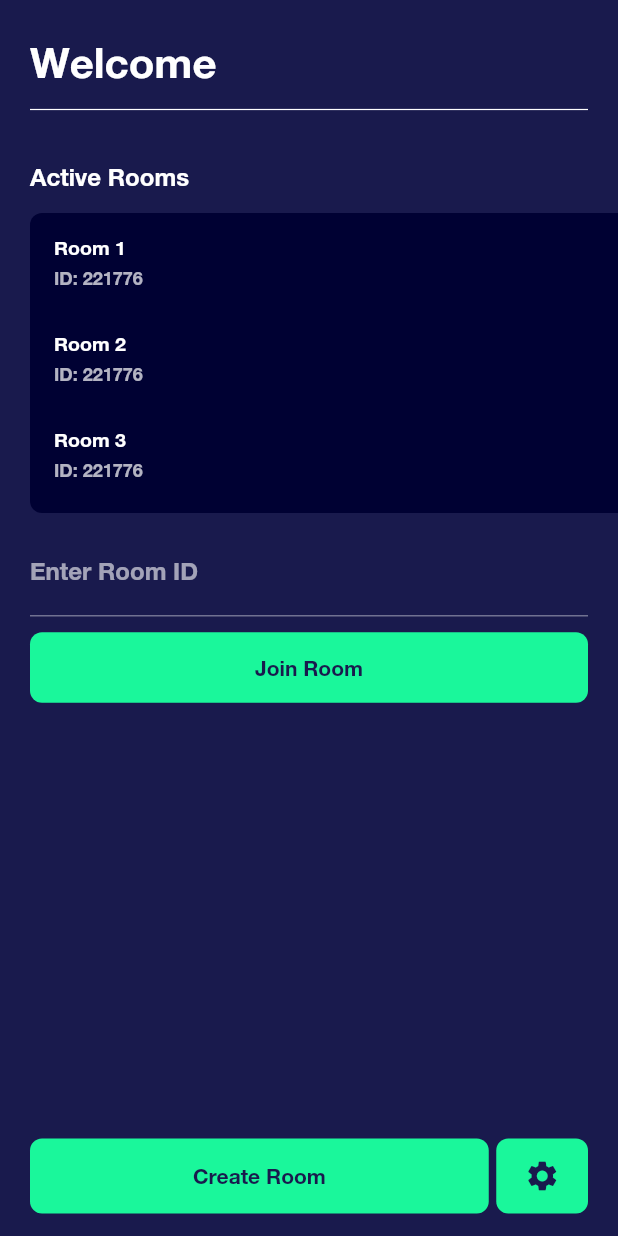
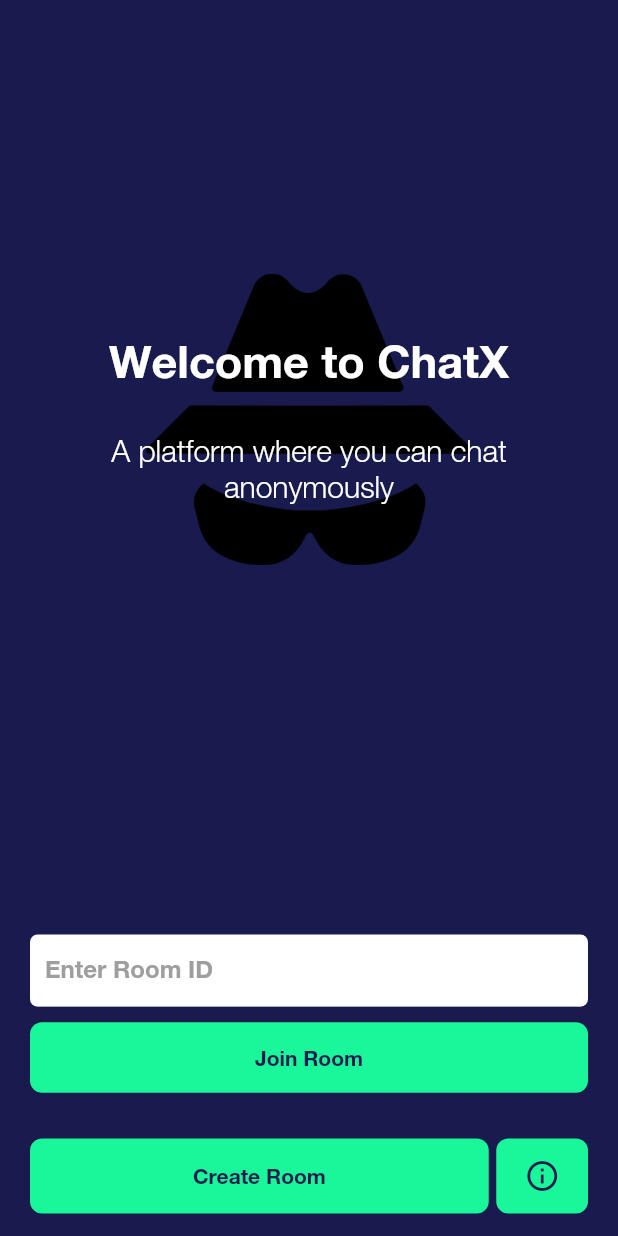
Before and after one commit to ZhFahim/chatx, a Flutter app: the screen it shows after launch, on a phone screen of 412 x 824 dp. Run offline on Flutter 3.47's test engine with Material 2 defaults, Android fonts, the phone set to English and light mode, and no system bars; our stand-ins replace cloud_firestore, firebase_auth, firebase_core, firebase_storage, image_picker, share; accounts and stored records are empty.

Commit message:
Update home UI

```diff
--- a/lib/screens/home.dart
+++ b/lib/screens/home.dart
@@ -17,66 +17,97 @@ class HomeScreen extends StatelessWidget {
         FocusScope.of(context).requestFocus(FocusNode());
       },
       child: Scaffold(
-        resizeToAvoidBottomInset: false,
         body: SafeArea(
           child: Padding(
             padding:
-                const EdgeInsets.symmetric(horizontal: 0.0, vertical: 15.0),
+                const EdgeInsets.symmetric(horizontal: 20.0, vertical: 15.0),
             child: Column(
-              crossAxisAlignment: CrossAxisAlignment.stretch,
               children: <Widget>[
-                SizedBox(height: 10.0),
-                Padding(
-                  padding: const EdgeInsets.symmetric(horizontal: 20.0),
-                  child: Text(
-                    'Welcome',
-                    style: TextStyle(fontSize: 28.0),
+                Expanded(
+                  flex: 2,
+                  child: WelcomeMessage(),
                 ),
-                ),
-                Padding(
-                  padding: const EdgeInsets.symmetric(horizontal: 20.0),
-                  child: Divider(
-                    color: Colors.white,
-                    height: 30.0,
-                    thickness: 0.8,
-                  ),
-                ),
-                SizedBox(height: 20.0),
-                Padding(
-                  padding: const EdgeInsets.symmetric(horizontal: 20.0),
-                  child: Text(
-                    'Active Rooms',
-                    style: TextStyle(fontSize: 16.0),
-                  ),
-                ),
-                SizedBox(height: 15.0),
-                Container(
-                  height: 200.0,
-                  margin: EdgeInsets.only(left: 20.0),
-                  decoration: BoxDecoration(
-                    color: Color(0xFF000133),
-                    borderRadius: BorderRadius.only(
-                      topLeft: Radius.circular(8.0),
-                      bottomLeft: Radius.circular(8.0),
-                    ),
-                  ),
-                  // Demo rooms
-                  child: ListView.builder(
-                    itemCount: 3,
-                    itemBuilder: (context, index) => ListTile(
-                      title: Text('Room ${index + 1}'),
-                      subtitle:
-                          Text('ID: ${Random().nextInt(999999).toString()}'),
-                      dense: true,
-                    ),
-                  ),
-                ),
-                SizedBox(height: 10.0),
-                EnterRoomSection(),
+                Expanded(child: EnterRoomSection()),
               ],
             ),
           ),
         ),
+      ),
+    );
+  }
+}
+
+class WelcomeMessage extends StatefulWidget {
+  const WelcomeMessage({
+    Key key,
+  }) : super(key: key);
+
+  @override
+  _WelcomeMessageState createState() => _WelcomeMessageState();
+}
+
+class _WelcomeMessageState extends State<WelcomeMessage>
+    with TickerProviderStateMixin {
+  AnimationController _animController;
+  Animation<Offset> _animOffset;
+  Animation<double> _animOpacity;
+
+  @override
+  void initState() {
+    super.initState();
+    _animController =
+        AnimationController(vsync: this, duration: Duration(seconds: 2));
+    _animOffset =
+        Tween<Offset>(begin: const Offset(0.0, 5.0), end: Offset.zero).animate(
+      CurvedAnimation(
+          curve: Interval(0.0, 0.5, curve: Curves.decelerate),
+          parent: _animController),
+    );
+    _animOpacity = Tween<double>(begin: 0.0, end: 1.0).animate(
+      CurvedAnimation(
+        parent: _animController,
+        curve: Interval(0.3, 1.0, curve: Curves.decelerate),
+      ),
+    );
+    _animController.forward();
+  }
+
+  @override
+  void dispose() {
+    super.dispose();
+    _animController.dispose();
+  }
+
+  @override
+  Widget build(BuildContext context) {
+    return Container(
+      decoration: BoxDecoration(
+        image: DecorationImage(
+          image: AssetImage('images/anonymous_icon.png'),
+          scale: 1.8,
+        ),
+      ),
+      child: Column(
+        mainAxisAlignment: MainAxisAlignment.center,
+        children: [
+          SlideTransition(
+            position: _animOffset,
+            child: Text(
+              'Welcome to ChatX',
+              style: TextStyle(fontSize: 30),
+              textAlign: TextAlign.center,
+            ),
+          ),
+          SizedBox(height: 30.0),
+          FadeTransition(
+            opacity: _animOpacity,
+            child: Text(
+              'A platform where you can chat anonymously',
+              style: TextStyle(fontSize: 20, fontFamily: 'HelveticaNeueLight'),
+              textAlign: TextAlign.center,
+            ),
+          ),
+        ],
       ),
     );
   }
@@ -108,23 +139,38 @@ class _EnterRoomSectionState extends State<EnterRoomSection> {
   bool isLoading = false;
   @override
   Widget build(BuildContext context) {
-    return Expanded(
-      child: isLoading
+    return isLoading
         ? Center(child: CircularProgressIndicator())
         : Column(
+            mainAxisAlignment: MainAxisAlignment.end,
             crossAxisAlignment: CrossAxisAlignment.stretch,
             children: [
-                Padding(
-                  padding: const EdgeInsets.symmetric(horizontal: 20.0),
-                  child: TextField(
+              TextField(
                 controller: roomIdController,
-                    decoration: InputDecoration(labelText: 'Enter Room ID'),
+                style: TextStyle(color: Colors.grey.shade800),
+                decoration: InputDecoration(
+                  contentPadding: EdgeInsets.symmetric(
+                    horizontal: 10.0,
+                    vertical: 5.0,
+                  ),
+                  filled: true,
+                  fillColor: Colors.white,
+                  labelText: 'Enter Room ID',
+                  labelStyle: TextStyle(color: Colors.grey),
+                  border: UnderlineInputBorder(
+                    borderRadius: BorderRadius.circular(5.0),
+                  ),
+                  focusedBorder: UnderlineInputBorder(
+                    borderSide: BorderSide(
+                      color: Theme.of(context).accentColor,
+                      width: 5.0,
+                    ),
+                    borderRadius: BorderRadius.circular(5.0),
+                  ),
                 ),
               ),
               SizedBox(height: 10.0),
-                Padding(
-                  padding: const EdgeInsets.symmetric(horizontal: 20.0),
-                  child: FlatButton(
+              FlatButton(
                 padding: const EdgeInsets.symmetric(vertical: 15.0),
                 shape: RoundedRectangleBorder(
                   borderRadius: BorderRadius.circular(8),
@@ -138,17 +184,14 @@ class _EnterRoomSectionState extends State<EnterRoomSection> {
                   setState(() {
                     isLoading = true;
                   });
-                      FocusScope.of(context).unfocus();
                   firestore
                       .collection('rooms')
-                          .where('roomId',
-                              isEqualTo: roomIdController.text.trim())
+                      .where('roomId', isEqualTo: roomIdController.text.trim())
                       .get()
                       .then((result) {
                     if (result.docs.isNotEmpty) {
                       firestore
-                              .collection(
-                                  'rooms/${result.docs.first.id}/members')
+                          .collection('rooms/${result.docs.first.id}/members')
                           .get()
                           .then((value) {
                         if (value.size < 10) {
@@ -192,8 +235,8 @@ class _EnterRoomSectionState extends State<EnterRoomSection> {
                             isLoading = false;
                           });
                           Scaffold.of(context).showSnackBar(SnackBar(
-                                content: Text(
-                                    'Maximum 10 members can enter in a room'),
+                            content:
+                                Text('Maximum 10 members can enter in a room'),
                           ));
                         }
                       });
@@ -208,13 +251,8 @@ class _EnterRoomSectionState extends State<EnterRoomSection> {
                   });
                 },
               ),
-                ),
-                SizedBox(height: 5.0),
-                Expanded(
-                  child: Align(
-                    alignment: Alignment.bottomCenter,
-                    child: Container(
-                      padding: const EdgeInsets.symmetric(horizontal: 20.0),
+              SizedBox(height: 30.0),
+              Container(
                 height: 50.0,
                 child: Row(
                   crossAxisAlignment: CrossAxisAlignment.stretch,
@@ -227,8 +265,8 @@ class _EnterRoomSectionState extends State<EnterRoomSection> {
                         ),
                         child: Text(
                           'Create Room',
-                                style: TextStyle(
-                                    color: Theme.of(context).canvasColor),
+                          style:
+                              TextStyle(color: Theme.of(context).canvasColor),
                         ),
                         color: Theme.of(context).accentColor,
                         onPressed: () {
@@ -241,8 +279,7 @@ class _EnterRoomSectionState extends State<EnterRoomSection> {
                                   await firestore.collection('rooms').add(
                                 {},
                               );
-                                    String username =
-                                        await getUsername(room.id);
+                              String username = await getUsername(room.id);
                               await auth.currentUser
                                   .updateProfile(displayName: username);
                               await firestore
@@ -254,9 +291,7 @@ class _EnterRoomSectionState extends State<EnterRoomSection> {
                               });
                               await firestore
                                   .doc('rooms/${room.id}')
-                                        .update({
-                                      'roomId': room.id.substring(0, 8)
-                                    });
+                                  .update({'roomId': room.id.substring(0, 8)});
                               await firestore
                                   .collection('rooms/${room.id}/chats')
                                   .add({
@@ -283,11 +318,12 @@ class _EnterRoomSectionState extends State<EnterRoomSection> {
                     SizedBox(width: 5.0),
                     Expanded(
                       child: FlatButton(
+                        padding: EdgeInsets.zero,
                         shape: RoundedRectangleBorder(
                           borderRadius: BorderRadius.circular(8.0),
                         ),
                         child: Icon(
-                                Icons.settings,
+                          Icons.info_outline,
                           color: Theme.of(context).canvasColor,
                         ),
                         color: Theme.of(context).accentColor,
@@ -297,10 +333,7 @@ class _EnterRoomSectionState extends State<EnterRoomSection> {
                   ],
                 ),
               ),
-                  ),
-                ),
             ],
-            ),
           );
   }
 }
--- a/pubspec.yaml
+++ b/pubspec.yaml
@@ -48,9 +48,8 @@ flutter:
   uses-material-design: true
 
   # To add assets to your application, add an assets section, like this:
-  # assets:
-  #   - images/a_dot_burr.jpeg
-  #   - images/a_dot_ham.jpeg
+  assets:
+    - images/
 
   # An image asset can refer to one or more resolution-specific "variants", see
   # https://flutter.dev/assets-and-images/#resolution-aware.
```
Also changed, not shown: images/anonymous_icon.png (added). Lines whose indentation alone changed are shown as unchanged.
